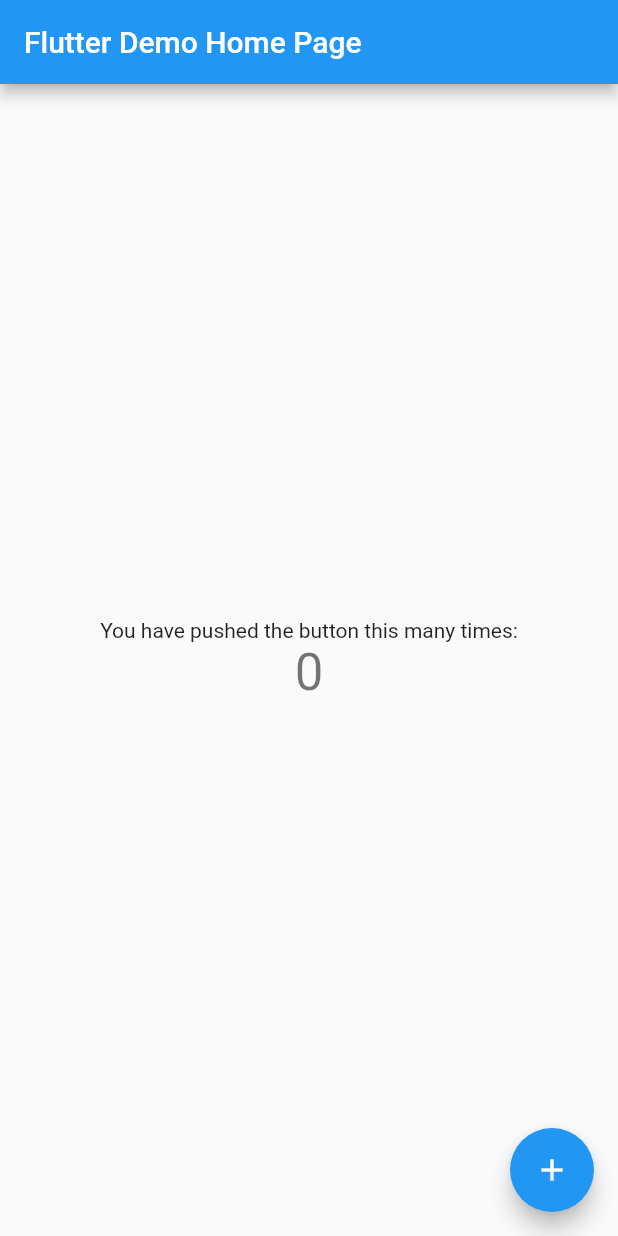
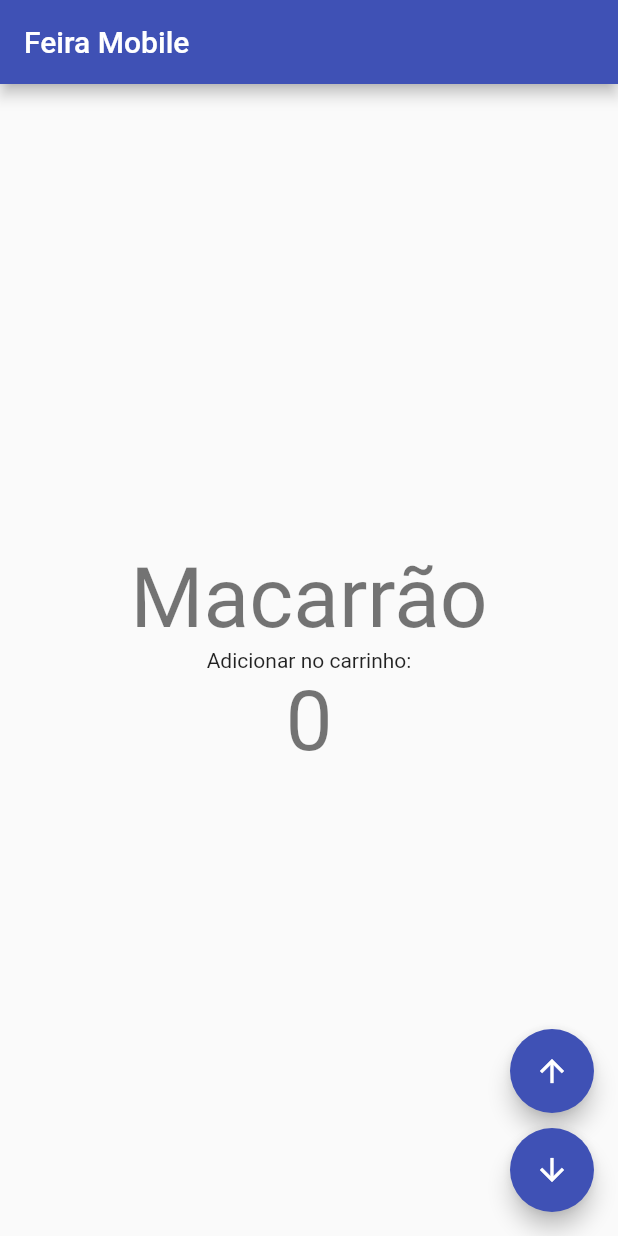
Before and after one commit to lucassverissimo/OlaMundo_Flutter, a Flutter app: the screen it shows after launch, on a phone screen of 412 x 824 dp. Run offline on Flutter 3.47's test engine with Material 2 defaults, Android fonts, the phone set to English and light mode, and no system bars.

Commit message:
ajustes para aprendizado...

```diff
--- a/ola_mundo/lib/main.dart
+++ b/ola_mundo/lib/main.dart
@@ -11,38 +11,18 @@ class MyApp extends StatelessWidget {
   @override
   Widget build(BuildContext context) {
     return MaterialApp(
-      title: 'Flutter Demo',
+      title: 'Lucas Veríssimo',
       theme: ThemeData(
-        // This is the theme of your application.
-        //
-        // Try running your application with "flutter run". You'll see the
-        // application has a blue toolbar. Then, without quitting the app, try
-        // changing the primarySwatch below to Colors.green and then invoke
-        // "hot reload" (press "r" in the console where you ran "flutter run",
-        // or simply save your changes to "hot reload" in a Flutter IDE).
-        // Notice that the counter didn't reset back to zero; the application
-        // is not restarted.
-        primarySwatch: Colors.blue,
+        primarySwatch: Colors.indigo,
       ),
-      home: const MyHomePage(title: 'Flutter Demo Home Page'),
+      home: const MyHomePage(title: 'Feira Mobile'),
     );
   }
 }
 
 class MyHomePage extends StatefulWidget {
   const MyHomePage({Key? key, required this.title}) : super(key: key);
-
-  // This widget is the home page of your application. It is stateful, meaning
-  // that it has a State object (defined below) that contains fields that affect
-  // how it looks.
-
-  // This class is the configuration for the state. It holds the values (in this
-  // case the title) provided by the parent (in this case the App widget) and
-  // used by the build method of the State. Fields in a Widget subclass are
-  // always marked "final".
-
   final String title;
-
   @override
   State<MyHomePage> createState() => _MyHomePageState();
 }
@@ -52,64 +32,63 @@ class _MyHomePageState extends State<MyHomePage> {
 
   void _incrementCounter() {
     setState(() {
-      // This call to setState tells the Flutter framework that something has
-      // changed in this State, which causes it to rerun the build method below
-      // so that the display can reflect the updated values. If we changed
-      // _counter without calling setState(), then the build method would not be
-      // called again, and so nothing would appear to happen.
       _counter++;
     });
   }
-
+  void _decrementCounter(){
+    setState(() {
+      if(_counter > 0) {
+        _counter--;
+      }
+    });
+  }
   @override
   Widget build(BuildContext context) {
-    // This method is rerun every time setState is called, for instance as done
-    // by the _incrementCounter method above.
-    //
-    // The Flutter framework has been optimized to make rerunning build methods
-    // fast, so that you can just rebuild anything that needs updating rather
-    // than having to individually change instances of widgets.
     return Scaffold(
       appBar: AppBar(
-        // Here we take the value from the MyHomePage object that was created by
-        // the App.build method, and use it to set our appbar title.
         title: Text(widget.title),
       ),
       body: Center(
-        // Center is a layout widget. It takes a single child and positions it
-        // in the middle of the parent.
         child: Column(
-          // Column is also a layout widget. It takes a list of children and
-          // arranges them vertically. By default, it sizes itself to fit its
-          // children horizontally, and tries to be as tall as its parent.
-          //
-          // Invoke "debug painting" (press "p" in the console, choose the
-          // "Toggle Debug Paint" action from the Flutter Inspector in Android
-          // Studio, or the "Toggle Debug Paint" command in Visual Studio Code)
-          // to see the wireframe for each widget.
-          //
-          // Column has various properties to control how it sizes itself and
-          // how it positions its children. Here we use mainAxisAlignment to
-          // center the children vertically; the main axis here is the vertical
-          // axis because Columns are vertical (the cross axis would be
-          // horizontal).
           mainAxisAlignment: MainAxisAlignment.center,
           children: <Widget>[
+            Text (
+              'Macarrão',
+              style: Theme.of(context).textTheme.displayMedium,
+            ),
             const Text(
-              'You have pushed the button this many times:',
+              'Adicionar no carrinho:',
             ),
             Text(
               '$_counter',
-              style: Theme.of(context).textTheme.headline4,
+              style: Theme.of(context).textTheme.displayMedium,
+
             ),
           ],
         ),
       ),
-      floatingActionButton: FloatingActionButton(
-        onPressed: _incrementCounter,
-        tooltip: 'Increment',
-        child: const Icon(Icons.add),
-      ), // This trailing comma makes auto-formatting nicer for build methods.
+        floatingActionButton: Column(
+            mainAxisAlignment: MainAxisAlignment.end,
+            children: [
+              FloatingActionButton(
+                child: Icon(
+                    Icons.arrow_upward_outlined
+                ),
+                onPressed: _incrementCounter,
+                heroTag: null,
+              ),
+              SizedBox(
+                height: 10,
+              ),
+              FloatingActionButton(
+                child: Icon(
+                    Icons.arrow_downward_outlined
+                ),
+                onPressed: _decrementCounter,
+                heroTag: null,
+              )
+            ]
+        )
     );
   }
 }
```
